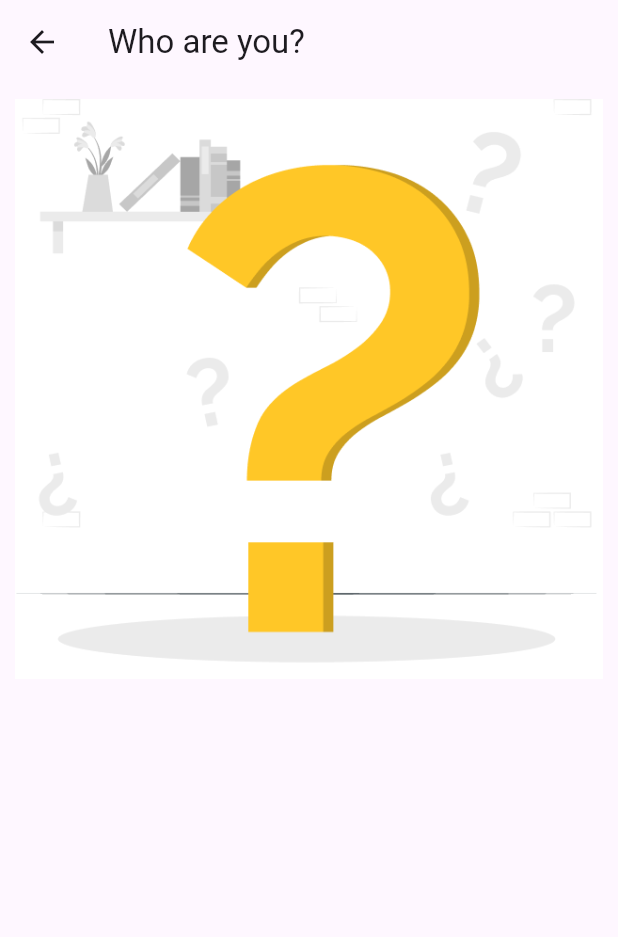
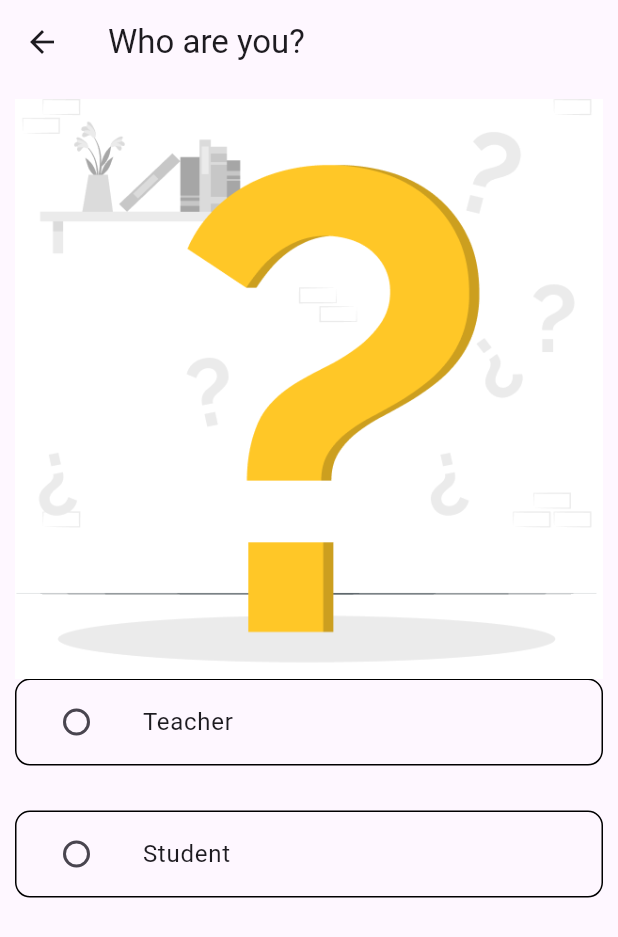
Before and after one commit to pranav-ahuja/growBuddyClassic, a Flutter app: the WhoAreYou screen opened directly, on a phone screen of 412 x 824 dp. Shown: the top 937 px of the screen. Run offline on Flutter 3.47's test engine with Material 3 defaults, Android fonts, the phone set to English and light mode, and no system bars; our stand-ins replace another_flutter_splash_screen, carousel_slider, ionicons; missing offline and left inert: flutter_popup_card, otp_pin_field.

```diff
--- a/lib/pages/login_page.dart
+++ b/lib/pages/login_page.dart
@@ -69,10 +69,12 @@ class _LoginPageState extends State<LoginPage> {
                   buildHeaderText(
                     "Welcome back to Grow Buddy",
                     kHeaderTextStyle,
+                    TextAlign.left,
                   ),
                   buildHeaderText(
                     "Manage your classroom, all in one place. Enter your email and password to continue",
                     kHeader2TextStyle,
+                    TextAlign.left,
                   ),
                   SizedBox(
                     height: 20,
--- a/lib/pages/signup/who_are_you.dart
+++ b/lib/pages/signup/who_are_you.dart
@@ -1,4 +1,6 @@
 import 'package:flutter/material.dart';
+import 'package:grow_buddy_app/constant.dart';
+import 'package:grow_buddy_app/pages/signup/sign_up_home.dart';
 
 class WhoAreYou extends StatefulWidget {
   const WhoAreYou({super.key});
@@ -7,7 +9,10 @@ class WhoAreYou extends StatefulWidget {
   State<WhoAreYou> createState() => _WhoAreYouState();
 }
 
+enum Designation { Teacher, Student }
+
 class _WhoAreYouState extends State<WhoAreYou> {
+  Designation? _character;
   @override
   Widget build(BuildContext context) {
     return SafeArea(
@@ -18,8 +23,70 @@ class _WhoAreYouState extends State<WhoAreYou> {
         body: Padding(
           padding: EdgeInsets.all(10.0),
           child: Column(
+            // mainAxisAlignment: MainAxisAlignment.spaceEvenly,
             children: [
               Image.asset('assets/images/who_are_you.png'),
+              Column(
+                children: [
+                  ListTile(
+                    title: Text("Teacher"),
+                    iconColor: kPrimaryColor1,
+                    horizontalTitleGap: 20,
+                    shape: OutlineInputBorder(
+                      borderRadius: BorderRadius.all(Radius.circular(10)),
+                    ),
+                    leading: Radio<Designation>(
+                      activeColor: kPrimaryColor1,
+                      splashRadius: 10.0,
+                      value: Designation.Teacher,
+                      groupValue: _character,
+                      onChanged: (Designation? value) {
+                        setState(() {
+                          _character = Designation.Teacher;
+                        });
+                      },
+                    ),
+                    onTap: () {
+                      setState(() {
+                        _character = Designation.Teacher;
+                        Navigator.push(
+                          context,
+                          MaterialPageRoute(
+                            builder: (context) => SignUpHome(),
+                          ),
+                        );
+                      });
+                    },
+                  ),
+                  SizedBox(
+                    height: 30.0,
+                  ),
+                  ListTile(
+                    title: Text("Student"),
+                    iconColor: kPrimaryColor1,
+                    horizontalTitleGap: 20,
+                    shape: OutlineInputBorder(
+                      borderRadius: BorderRadius.all(Radius.circular(10)),
+                    ),
+                    leading: Radio<Designation>(
+                      activeColor: kPrimaryColor1,
+                      splashRadius: 10.0,
+                      value: Designation.Student,
+                      groupValue: _character,
+                      onChanged: (Designation? value) {
+                        setState(() {
+                          _character = Designation.Student;
+                        });
+                      },
+                    ),
+                    onTap: () {
+                      setState(() {
+                        _character = Designation.Student;
+                      });
+                    },
+                  ),
+                ],
+              ),
             ],
           ),
         ),
```
Also changed, not shown: lib/pages/forget password/confirm_password.dart (+9 -3 lines), lib/pages/forget password/forget_password.dart (+5 -2 lines), lib/pages/forget password/forget_password_validate.dart (+8 -3 lines), lib/pages/signup/sign_up_home.dart (added, +107 -0 lines), lib/utilities/functions/commonFunctions.dart (+6 -2 lines).
